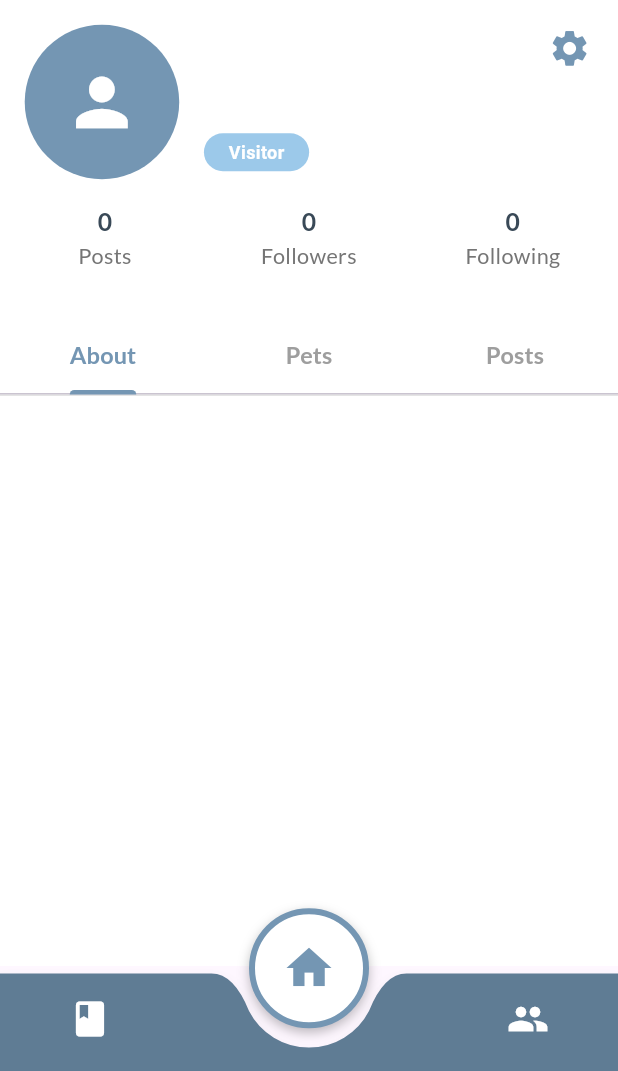
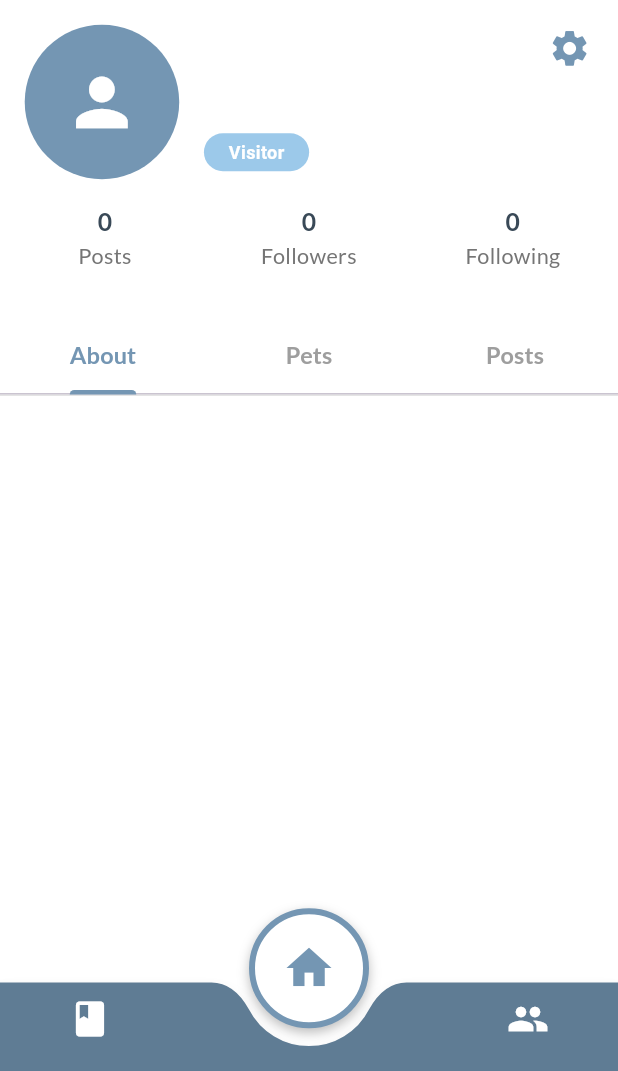
Before and after one commit to dluzong/TheDailyTail, a Flutter app: the AppLayout screen opened directly with empty values, after a tap on the "person" icon, on a phone screen of 412 x 824 dp, the part 165-1236 px from its top. Run offline on Flutter 3.47's test engine with Material 3 defaults, Android fonts, the phone set to English and light mode, and no system bars; our stand-ins replace flutter_dotenv, google_fonts, image_picker, lottie, shared_preferences, smooth_page_indicator and 3 more; accounts and stored records are empty.

```diff
--- a/frontend/lib/shared/app_layout.dart
+++ b/frontend/lib/shared/app_layout.dart
@@ -85,6 +85,7 @@ class _AppLayoutState extends State<AppLayout> {
     final double adjustedInnerHeight = baseInnerHeight + (bottomInset / 2);
 
     return Scaffold(
+      backgroundColor: Colors.white,
       body: SafeArea(
         top: false,
         bottom: false,
@@ -168,12 +169,11 @@ class _AppLayoutState extends State<AppLayout> {
                 clipBehavior: Clip.none,
                 alignment: Alignment.bottomCenter,
                 children: [
-                  // Bottom bar with U-shaped cutout
+                  // Bottom bar painter
                   Align(
                     alignment: Alignment.bottomCenter,
                     child: CustomPaint(
                       size: Size(MediaQuery.of(context).size.width, adjustedInnerHeight),
-                      // Pass adjustedInnerHeight as the height to the painter
                       painter: _BottomNavPainter(innerBlue, floatingButtonSize, adjustedInnerHeight),
                       child: SizedBox(
                         height: adjustedInnerHeight,
@@ -181,7 +181,7 @@ class _AppLayoutState extends State<AppLayout> {
                           mainAxisAlignment: MainAxisAlignment.spaceAround,
                           children: [
                             _buildNavIcon(icon: Icons.book, index: 0),
-                            SizedBox(width: floatingButtonSize), // space for floating button
+                            SizedBox(width: floatingButtonSize),
                             _buildNavIcon(icon: Icons.group, index: 2),
                           ],
                         ),
@@ -191,8 +191,7 @@ class _AppLayoutState extends State<AppLayout> {
 
                   // Floating Home Button
                   Positioned(
-                    // Lower the position to sit properly in the deeper notch
-                    bottom: (adjustedInnerHeight / 2) - 4, // Adjusted position
+                    bottom: (adjustedInnerHeight / 2) - 4,
                     child: GestureDetector(
                       onTap: () {
                         if (currentIndex != 1) {
@@ -266,9 +265,8 @@ class _AppLayoutState extends State<AppLayout> {
 class _BottomNavPainter extends CustomPainter {
   final Color color;
   final double fabSize;
-  final double barHeight; // New: Pass the actual bar height
+  final double barHeight;
 
-  // Update constructor
   _BottomNavPainter(this.color, this.fabSize, this.barHeight);
 
   @override
@@ -276,37 +274,37 @@ class _BottomNavPainter extends CustomPainter {
     final Paint paint = Paint()..color = color;
     final Path path = Path();
 
+    const double topOffset = 6.0;
+
     final double centerX = size.width / 2;
-    // Notch radius is half the button size plus padding
     final double notchRadius = fabSize / 2 + 10;
-    // The depth of the curve down from the top edge
-    final double notchDepth = 25;
+    final double notchDepth = 18;
 
-    path.moveTo(0, 0);
-    // Line to the start of the curve
-    path.lineTo(centerX - notchRadius - 15, 0);
+    path.moveTo(0, topOffset);
+    path.lineTo(centerX - notchRadius - 15, topOffset);
 
-    // First part of the curve: down and into the notch
     path.quadraticBezierTo(
-      centerX - notchRadius, 0, // Control point near the top-left of the notch
-      centerX - notchRadius + 10, notchDepth, // End point for the down-curve
+      centerX - notchRadius,
+      topOffset,
+      centerX - notchRadius + 10,
+      topOffset + notchDepth,
     );
 
-    // Curved arc segment for the bottom of the notch
     path.arcToPoint(
-      Offset(centerX + notchRadius - 10, notchDepth),
+      Offset(centerX + notchRadius - 10, topOffset + notchDepth),
       radius: Radius.circular(notchRadius - 5),
       clockwise: false,
     );
 
-    // Second part of the curve: out and back to the top edge
     path.quadraticBezierTo(
-      centerX + notchRadius, 0, // Control point near the top-right of the notch
-      centerX + notchRadius + 15, 0, // End point for the up-curve
+      centerX + notchRadius,
+      topOffset,
+      centerX + notchRadius + 15,
+      topOffset,
     );
 
-    path.lineTo(size.width, 0); // straight line after notch
-    path.lineTo(size.width, barHeight); // Use barHeight for the bottom
+    path.lineTo(size.width, topOffset);
+    path.lineTo(size.width, barHeight);
     path.lineTo(0, barHeight);
     path.close();
 
```
Also changed, not shown: frontend/lib/screens/community_post_screen.dart (+23 -7 lines), frontend/pubspec.lock.
